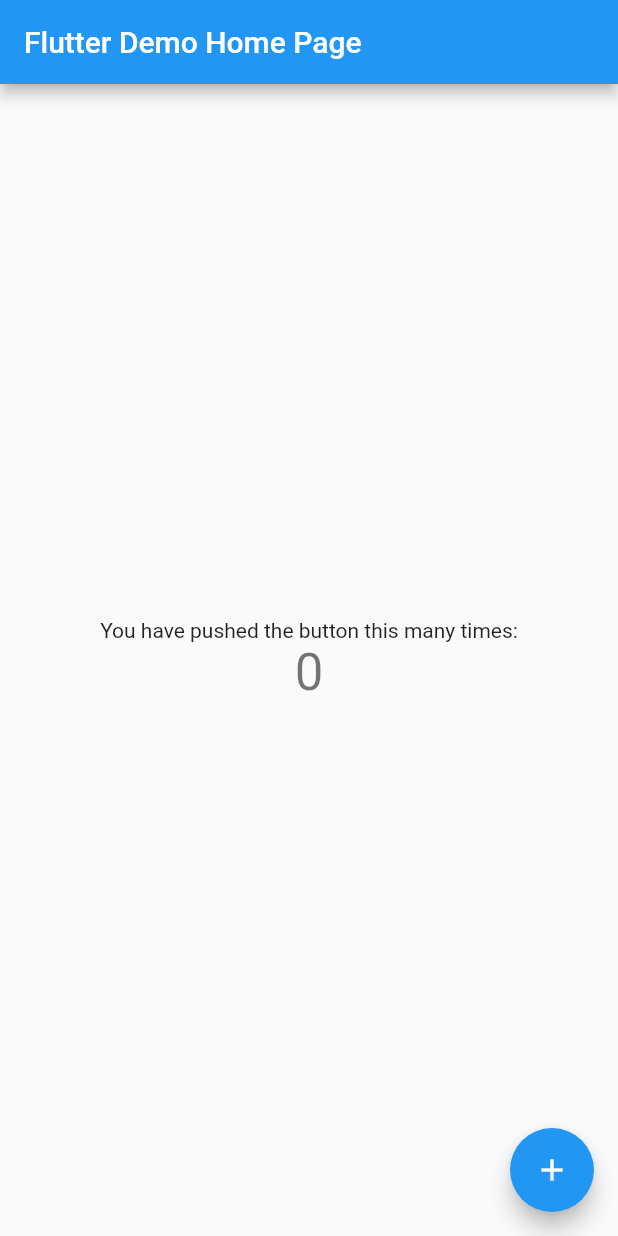
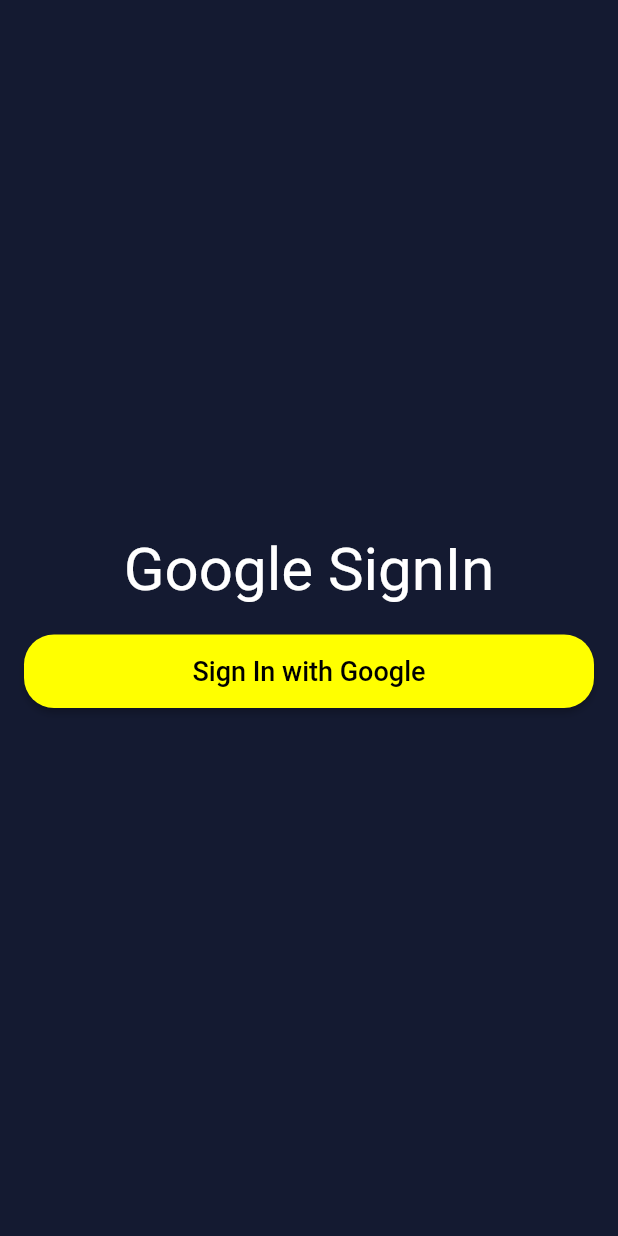
Before and after one commit to logicabooleana/example-authentication, a Flutter app: the screen it shows after launch, on a phone screen of 412 x 824 dp. Run offline on Flutter 3.47's test engine with Material 2 defaults, Android fonts, the phone set to English and light mode, and no system bars; our stand-ins replace firebase_auth, firebase_core, get, google_mobile_ads, google_sign_in; accounts and stored records are empty.

Commit message:
update code

```diff
--- /dev/null
+++ b/lib/app/modules/home/customFullScreenDialog.dart
@@ -0,0 +1,32 @@
+import 'package:flutter/material.dart';
+import 'package:get/get.dart';
+
+// RELEASE
+// Mostrar un diálogo con Get.dialog()
+// Pero en esto, no tenemos parámetros como título y contenido, tenemos que construirlos manualmente desde cero.
+
+class CustomFullScreenDialog {
+  static void showDialog() {
+    Get.dialog(
+      WillPopScope(
+        //  WillPopScope - sirve para vetar los intentos del usuario de descartar la ModalRoute adjunta
+        child: Container(
+          child: Center(
+            child: CircularProgressIndicator(
+              valueColor: AlwaysStoppedAnimation(Colors.yellowAccent),
+            ),
+          ),
+        ),
+        // onWillPop - Se llama cada ves que el usuario intenta descartar el ModalRoute adjunta
+        onWillPop: () => Future.value( false),
+      ),
+      barrierDismissible: false,
+      barrierColor: Color(0xff141A31).withOpacity(.3),
+      useSafeArea: true,
+    );
+  }
+
+  static void cancelDialog() {
+    Get.back();
+  }
+}
--- /dev/null
+++ b/lib/app/modules/home/views/login_view.dart
@@ -0,0 +1,50 @@
+
+import 'package:flutter/material.dart';
+import 'package:get/get.dart';
+import 'package:authentication/app/modules/home/controllers/login_controller.dart';
+
+// RELEASE
+// En esta pantalla de inicio de sesión, agregaremos un logotipo, dos campos de texto y firmaremos con el botón de Google
+
+
+class LoginView extends GetView<LoginController> {
+  @override
+  Widget build(BuildContext context) {
+    return Scaffold(
+      body: Column(
+        mainAxisAlignment: MainAxisAlignment.center,
+        crossAxisAlignment: CrossAxisAlignment.center,
+        children: [
+          SizedBox(
+            height: 20,
+          ),
+          Text(
+            "Google SignIn",
+            style: TextStyle(fontSize: 40, color: Colors.white),
+          ),
+          SizedBox(
+            height: 20,
+          ),
+          Container(
+            margin: EdgeInsets.only(left: 16, right: 16),
+            child: ConstrainedBox(
+              constraints: BoxConstraints.tightFor(width: context.width),
+              child: ElevatedButton(
+                child: Text(
+                  "Sign In with Google",
+                  style: TextStyle(fontSize: 18, color: Colors.black),
+                ),
+                onPressed: () {
+                  controller.login();
+                },
+              ),
+            ),
+          ),
+          SizedBox(
+            height: 16,
+          ),
+        ],
+      ),
+    );
+  }
+}
--- a/lib/main.dart
+++ b/lib/main.dart
@@ -1,113 +1,41 @@
+
+import 'package:firebase_core/firebase_core.dart';
 import 'package:flutter/material.dart';
+import 'package:get/get.dart';
+import 'package:google_mobile_ads/google_mobile_ads.dart';
+import 'app/modules/home/bindings/home_binding.dart';
+import 'app/routes/app_pages.dart';
 
-void main() {
-  runApp(MyApp());
-}
+void main() async {
 
-class MyApp extends StatelessWidget {
-  // This widget is the root of your application.
-  @override
-  Widget build(BuildContext context) {
-    return MaterialApp(
-      title: 'Flutter Demo',
-      theme: ThemeData(
-        // This is the theme of your application.
-        //
-        // Try running your application with "flutter run". You'll see the
-        // application has a blue toolbar. Then, without quitting the app, try
-        // changing the primarySwatch below to Colors.green and then invoke
-        // "hot reload" (press "r" in the console where you ran "flutter run",
-        // or simply save your changes to "hot reload" in a Flutter IDE).
-        // Notice that the counter didn't reset back to zero; the application
-        // is not restarted.
-        primarySwatch: Colors.blue,
-      ),
-      home: MyHomePage(title: 'Flutter Demo Home Page'),
-    );
-  }
-}
+  WidgetsFlutterBinding.ensureInitialized();
+  MobileAds.instance.initialize();
+  await Firebase.initializeApp();
+  HomeBinding().dependencies();
 
-class MyHomePage extends StatefulWidget {
-  MyHomePage({Key? key, required this.title}) : super(key: key);
-
-  // This widget is the home page of your application. It is stateful, meaning
-  // that it has a State object (defined below) that contains fields that affect
-  // how it looks.
-
-  // This class is the configuration for the state. It holds the values (in this
-  // case the title) provided by the parent (in this case the App widget) and
-  // used by the build method of the State. Fields in a Widget subclass are
-  // always marked "final".
-
-  final String title;
-
-  @override
-  _MyHomePageState createState() => _MyHomePageState();
-}
-
-class _MyHomePageState extends State<MyHomePage> {
-  int _counter = 0;
-
-  void _incrementCounter() {
-    setState(() {
-      // This call to setState tells the Flutter framework that something has
-      // changed in this State, which causes it to rerun the build method below
-      // so that the display can reflect the updated values. If we changed
-      // _counter without calling setState(), then the build method would not be
-      // called again, and so nothing would appear to happen.
-      _counter++;
-    });
-  }
-
-  @override
-  Widget build(BuildContext context) {
-    // This method is rerun every time setState is called, for instance as done
-    // by the _incrementCounter method above.
-    //
-    // The Flutter framework has been optimized to make rerunning build methods
-    // fast, so that you can just rebuild anything that needs updating rather
-    // than having to individually change instances of widgets.
-    return Scaffold(
-      appBar: AppBar(
-        // Here we take the value from the MyHomePage object that was created by
-        // the App.build method, and use it to set our appbar title.
-        title: Text(widget.title),
-      ),
-      body: Center(
-        // Center is a layout widget. It takes a single child and positions it
-        // in the middle of the parent.
-        child: Column(
-          // Column is also a layout widget. It takes a list of children and
-          // arranges them vertically. By default, it sizes itself to fit its
-          // children horizontally, and tries to be as tall as its parent.
-          //
-          // Invoke "debug painting" (press "p" in the console, choose the
-          // "Toggle Debug Paint" action from the Flutter Inspector in Android
-          // Studio, or the "Toggle Debug Paint" command in Visual Studio Code)
-          // to see the wireframe for each widget.
-          //
-          // Column has various properties to control how it sizes itself and
-          // how it positions its children. Here we use mainAxisAlignment to
-          // center the children vertically; the main axis here is the vertical
-          // axis because Columns are vertical (the cross axis would be
-          // horizontal).
-          mainAxisAlignment: MainAxisAlignment.center,
-          children: <Widget>[
-            Text(
-              'You have pushed the button this many times:',
-            ),
-            Text(
-              '$_counter',
-              style: Theme.of(context).textTheme.headline4,
-            ),
-          ],
+  runApp(
+    GetMaterialApp(
+      title: "Application",
+      initialRoute: AppPages.INITIAL,
+      getPages: AppPages.routes,
+      debugShowCheckedModeBanner: false,
+      themeMode: ThemeMode.dark,
+      darkTheme: ThemeData.dark().copyWith(
+        accentColor: Colors.yellow,
+        primaryColor: Color(0xff141A31),
+        primaryColorDark: Color(0xff081029),
+        scaffoldBackgroundColor: Color(0xff141A31),
+        textSelectionTheme: TextSelectionThemeData(cursorColor: Colors.yellow),
+        elevatedButtonTheme: ElevatedButtonThemeData(
+          style: ButtonStyle(
+              shape: MaterialStateProperty.all(
+                RoundedRectangleBorder(
+                  borderRadius: BorderRadius.circular(20),
+                ),),
+              backgroundColor: MaterialStateProperty.all(Colors.yellowAccent),
+              padding: MaterialStateProperty.all(EdgeInsets.all(14))),
         ),
       ),
-      floatingActionButton: FloatingActionButton(
-        onPressed: _incrementCounter,
-        tooltip: 'Increment',
-        child: Icon(Icons.add),
-      ), // This trailing comma makes auto-formatting nicer for build methods.
-    );
-  }
+    ),
+  );
 }
```
Also changed, not shown: lib/app/modules/home/bindings/home_binding.dart (added, +10 -0 lines), lib/app/modules/home/bindings/login_binding.dart (added, +9 -0 lines), lib/app/modules/home/bindings/welcome_binding.dart (added, +9 -0 lines), lib/app/modules/home/controllers/home_controller.dart (added, +47 -0 lines), lib/app/modules/home/controllers/login_controller.dart (added, +48 -0 lines), lib/app/modules/home/controllers/welcome_controller.dart (added, +28 -0 lines), lib/app/modules/home/views/splash_view.dart (added, +17 -0 lines), lib/app/modules/home/views/welcome_view.dart (added, +59 -0 lines), lib/app/routes/app_pages.dart (added, +33 -0 lines), lib/app/routes/app_routes.dart (added, +15 -0 lines), 1 other file.
